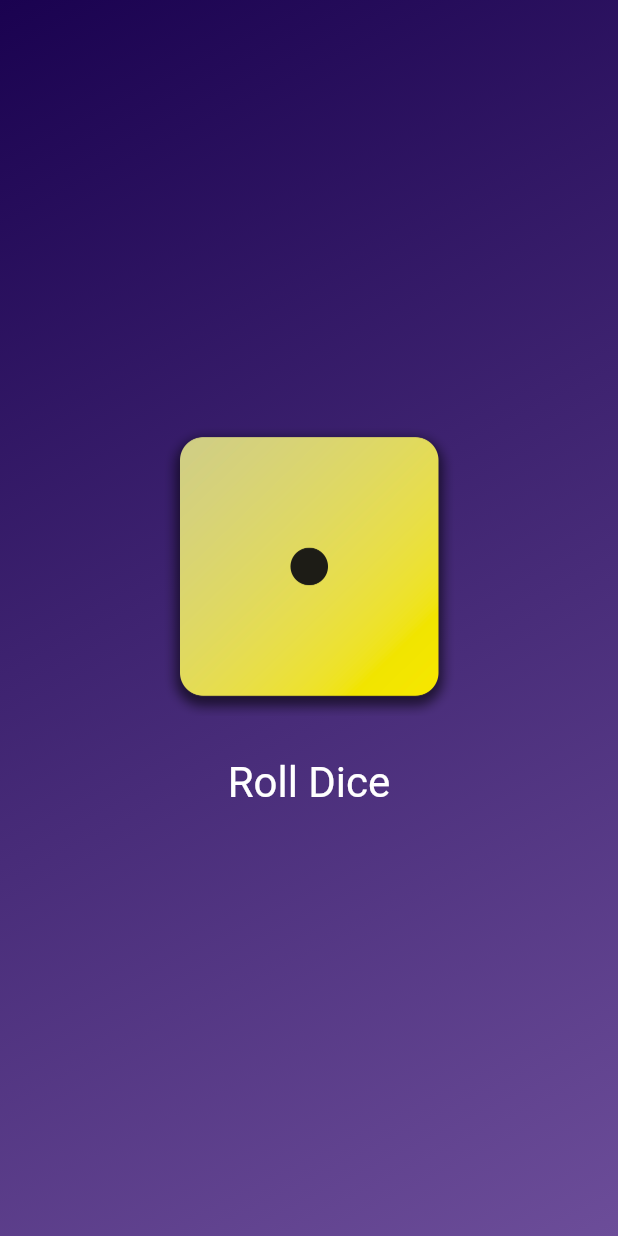
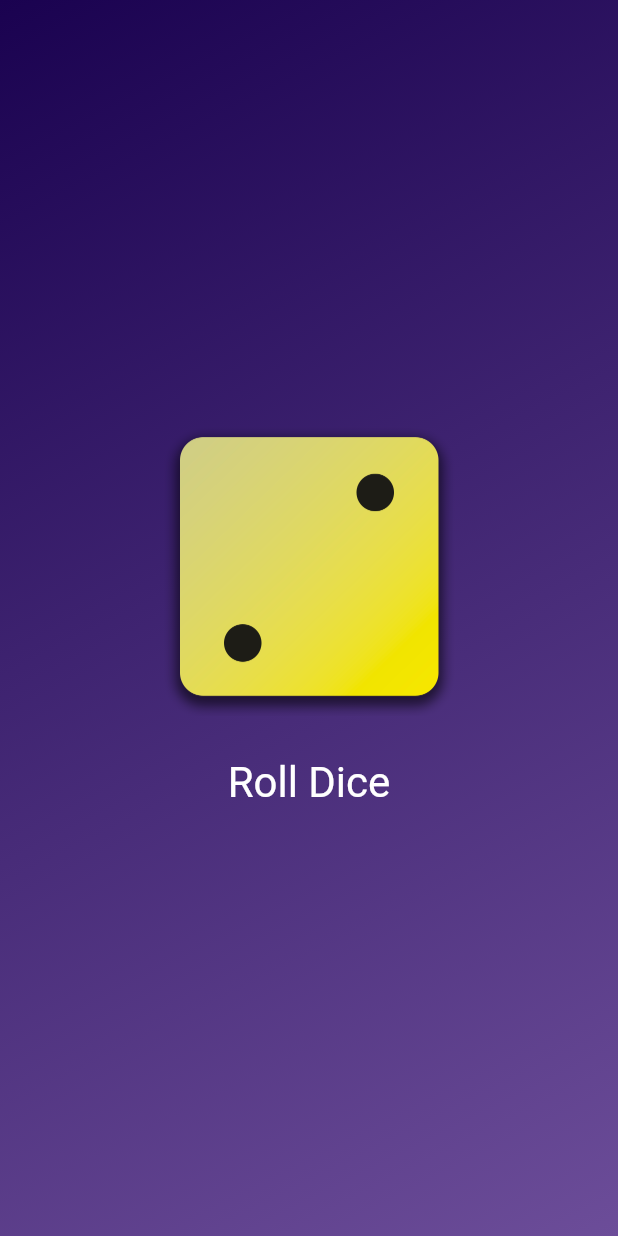
Before and after one commit to Sanjaya-dev/roll_dice_app, a Flutter app: the screen it shows after launch, after a tap on "Roll Dice", on a phone screen of 412 x 824 dp. Run offline on Flutter 3.47's test engine with Material 3 defaults, Android fonts, the phone set to English and light mode, and no system bars.

```diff
--- /dev/null
+++ b/lib/dice_roller.dart
@@ -0,0 +1,45 @@
+import 'package:flutter/material.dart';
+
+class DiceRoller extends StatefulWidget {
+  const DiceRoller({super.key});
+  @override
+  State<DiceRoller> createState() {
+    return _DiceRollerState();
+  }
+}
+
+class _DiceRollerState extends State<DiceRoller> {
+  var activeDiceImage = 'assets/images/dice-1.png';
+  void rollDice() {
+    setState(() {
+      activeDiceImage = 'assets/images/dice-2.png';
+
+    });
+  }
+  @override
+  Widget build(context) {
+    return Column(
+      mainAxisSize: MainAxisSize.min,
+      children: [
+        Image.asset(
+          activeDiceImage,
+          width: 200,
+        ),
+        const SizedBox(height: 20),
+        TextButton(
+            onPressed: rollDice,
+            style: TextButton.styleFrom(
+              // padding: const EdgeInsets.only(
+              //   top: 20,
+              // ),
+              foregroundColor: Colors.white,
+              textStyle: const TextStyle(
+                fontSize: 28,
+              ),
+            ),
+            child: const Text('Roll Dice')
+        ),
+      ],
+    );
+  }
+}
--- a/lib/gradient_container.dart
+++ b/lib/gradient_container.dart
@@ -1,4 +1,5 @@
 import 'package:flutter/material.dart';
+import 'package:roll_dice_app/dice_roller.dart';
 // import 'package:roll_dice_app/text_modifier.dart';
 
 const startAlignment = Alignment.topLeft;
@@ -9,9 +10,7 @@ class GradientContainer extends StatelessWidget {
 
   final Color customColor1;
   final Color customColor2;
-  void rollDice(){
-    // .....
-  }
+
 
   @override
 
@@ -31,29 +30,9 @@ class GradientContainer extends StatelessWidget {
           end: endAlignment,
         ),
       ),
-      child: Center(
-        child: Column(
-          mainAxisSize: MainAxisSize.min,
-          children: [
-            Image.asset(
-              'assets/images/dice-1.png',
-              width: 200,
-            ),
-            const SizedBox(height: 20),
-            TextButton(
-              onPressed: rollDice,
-              style: TextButton.styleFrom(
-                // padding: const EdgeInsets.only(
-                //   top: 20,
-                // ),
-                foregroundColor: Colors.white,
-                textStyle: const TextStyle(
-                  fontSize: 28,
-                ),
-              ),
-              child: const Text('Roll Dice')),
-          ],
-      )),
+      child: const Center(
+        child: DiceRoller(),
+      ),
     );
   }
 }
--- a/lib/main.dart
+++ b/lib/main.dart
@@ -6,8 +6,8 @@ void main() {
     const MaterialApp(
       home: Scaffold(
         body: GradientContainer(
-          Color.fromARGB(255, 26, 2, 80),
-          Color.fromARGB(255, 108, 77, 153),
+         Color.fromARGB(255, 26, 2, 80),
+         Color.fromARGB(255, 108, 77, 153),
         ),
       ),
     ),
```
